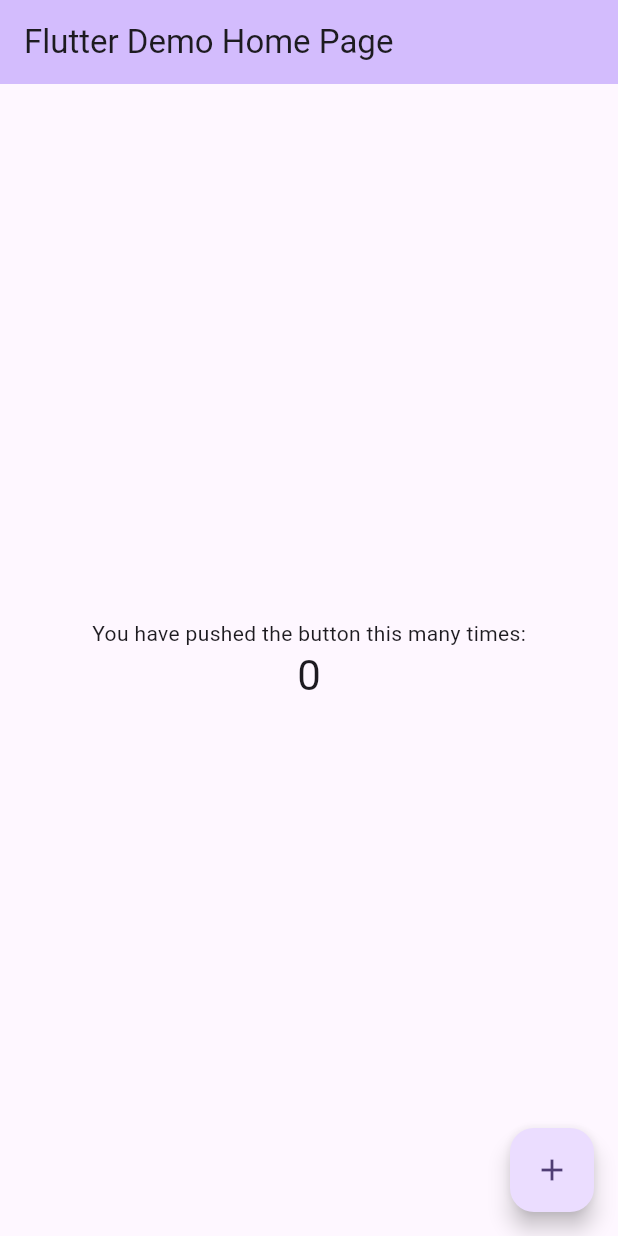
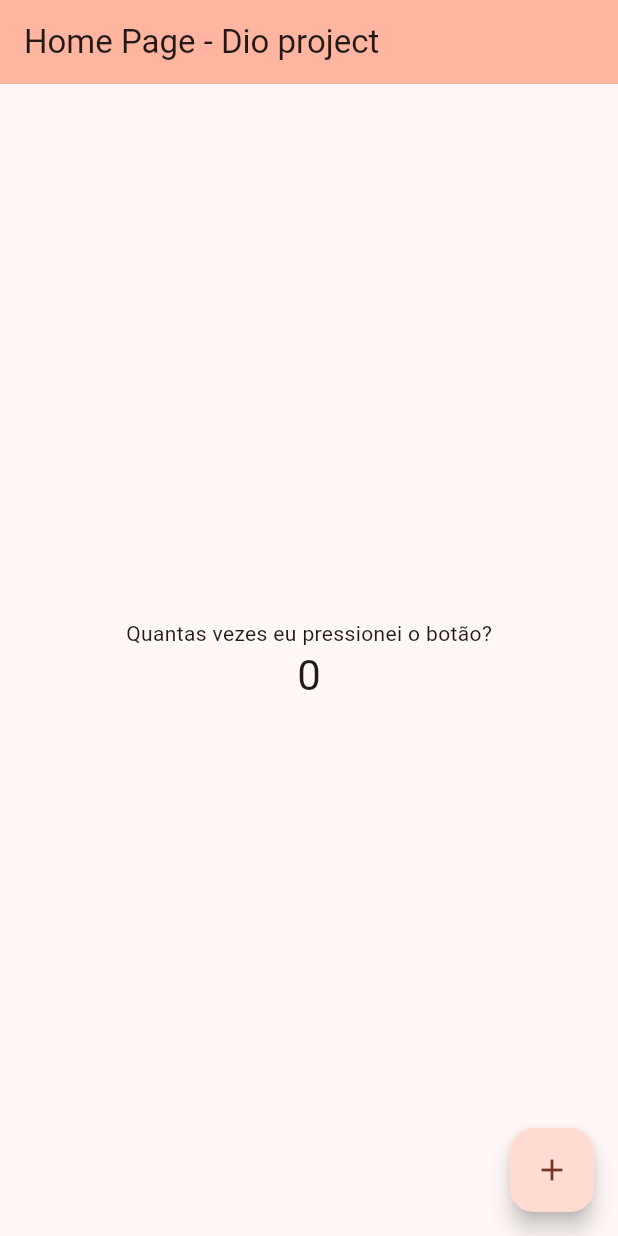
Before and after one commit to bahiasystem/meuappflutter, a Flutter app: the screen it shows after launch, on a phone screen of 412 x 824 dp. Run offline on Flutter 3.47's test engine with Material 3 defaults, Android fonts, the phone set to English and light mode, and no system bars.

Commit message:
Commit inicial

```diff
--- a/lib/main.dart
+++ b/lib/main.dart
@@ -11,7 +11,7 @@ class MyApp extends StatelessWidget {
   @override
   Widget build(BuildContext context) {
     return MaterialApp(
-      title: 'Flutter Demo',
+      title: 'Dio Project',
       theme: ThemeData(
         // This is the theme of your application.
         //
@@ -28,10 +28,10 @@ class MyApp extends StatelessWidget {
         //
         // This works for code too, not just values: Most code changes can be
         // tested with just a hot reload.
-        colorScheme: ColorScheme.fromSeed(seedColor: Colors.deepPurple),
+        colorScheme: ColorScheme.fromSeed(seedColor: Colors.deepOrange),
         useMaterial3: true,
       ),
-      home: const MyHomePage(title: 'Flutter Demo Home Page'),
+      home: const MyHomePage(title: 'Home Page - Dio project'),
     );
   }
 }
@@ -106,7 +106,7 @@ class _MyHomePageState extends State<MyHomePage> {
           mainAxisAlignment: MainAxisAlignment.center,
           children: <Widget>[
             const Text(
-              'You have pushed the button this many times:',
+              'Quantas vezes eu pressionei o botão?',
             ),
             Text(
               '$_counter',
@@ -117,7 +117,7 @@ class _MyHomePageState extends State<MyHomePage> {
       ),
       floatingActionButton: FloatingActionButton(
         onPressed: _incrementCounter,
-        tooltip: 'Increment',
+        tooltip: 'Incrementa',
         child: const Icon(Icons.add),
       ), // This trailing comma makes auto-formatting nicer for build methods.
     );
```
